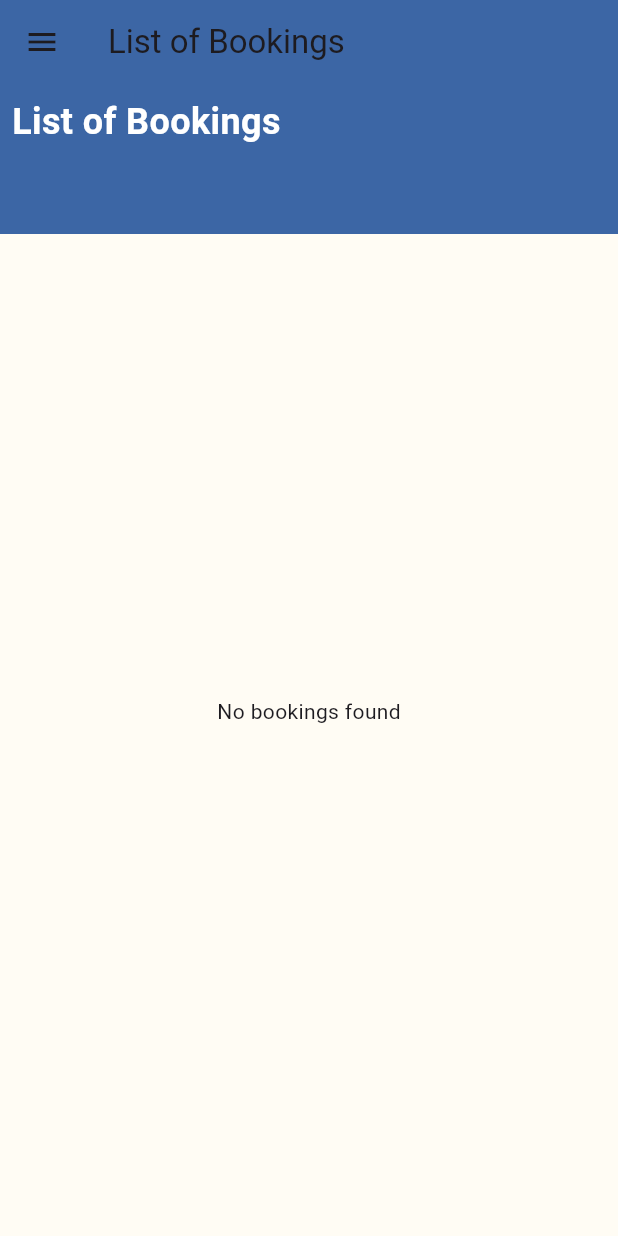
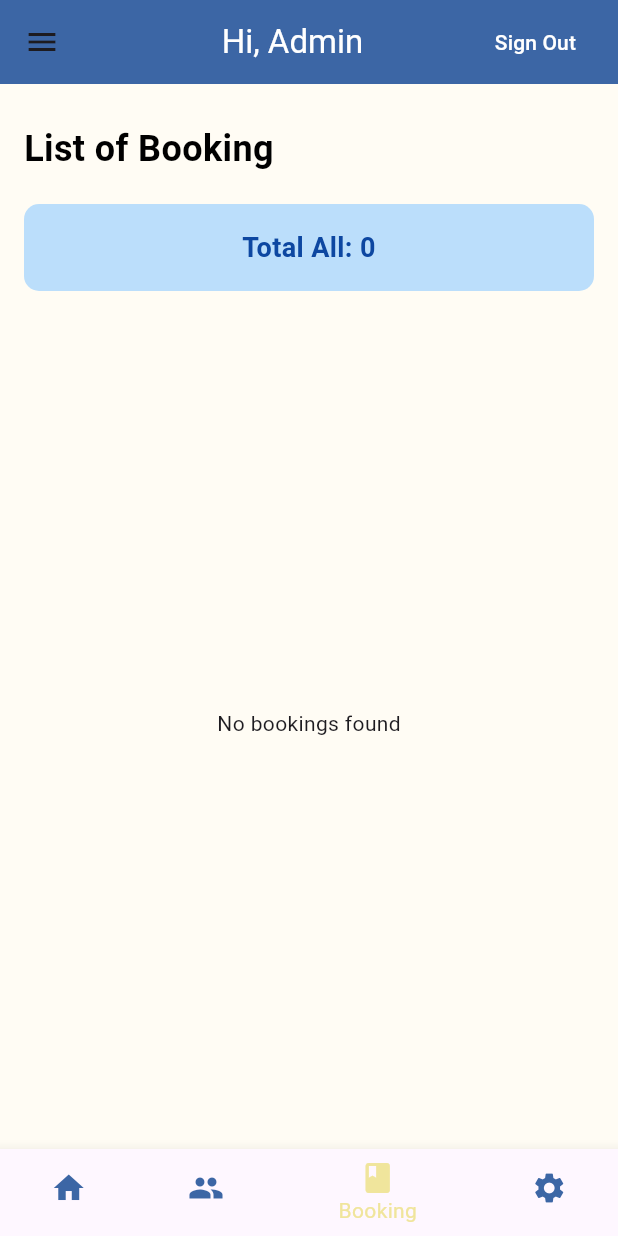
Before and after one commit to nuramirahathirahnazli/ByteBurst, a Flutter app: the ViewListBooking screen opened directly, on a phone screen of 412 x 824 dp. Run offline on Flutter 3.47's test engine with Material 3 defaults, Android fonts, the phone set to English and light mode, and no system bars; our stand-ins replace cloud_firestore, firebase_auth, firebase_core, table_calendar; accounts and stored records are empty.

Commit message:
Update UI for View List Booking Page at Admin Side

```diff
--- a/utmfit/lib/main.dart
+++ b/utmfit/lib/main.dart
@@ -30,7 +30,6 @@ class MyApp extends StatelessWidget {
     return const MaterialApp(
       debugShowCheckedModeBanner: false,
       home: DashboardAdmin()
-      //home: DashboardAdmin(),
     );
   }
 }
--- a/utmfit/lib/screens/admin/Booking/view_list_booking.dart
+++ b/utmfit/lib/screens/admin/Booking/view_list_booking.dart
@@ -1,8 +1,8 @@
 import 'package:flutter/material.dart';
 import 'package:cloud_firestore/cloud_firestore.dart';
+import 'package:intl/intl.dart';
 import 'package:utmfit/src/common_widgets/sidebar.dart';
 import 'package:utmfit/src/constants/colors.dart';
-
 
 class ViewListBooking extends StatefulWidget {
   const ViewListBooking({Key? key}) : super(key: key);
@@ -13,12 +13,14 @@ class ViewListBooking extends StatefulWidget {
 
 class _ViewListBookingState extends State<ViewListBooking> {
   late Future<List<Map<String, dynamic>>> _bookings;
-  int _selectedIndex = 0;
+  late Future<int> _totalBookings;
+  int _selectedIndex = 2;
 
   @override
   void initState() {
     super.initState();
     _bookings = fetchBookings();
+    _totalBookings = fetchTotalBookings();
   }
 
   Future<List<Map<String, dynamic>>> fetchBookings() async {
@@ -34,10 +36,29 @@ class _ViewListBookingState extends State<ViewListBooking> {
     return bookingsList;
   }
 
+  Future<int> fetchTotalBookings() async {
+    try {
+      QuerySnapshot snapshot = await FirebaseFirestore.instance.collection('bookingform').get();
+      return snapshot.docs.length;
+    } catch (e) {
+      print("Error fetching total bookings: $e");
+      return 0;
+    }
+  }
+
   void _onItemTapped(int index) {
     setState(() {
       _selectedIndex = index;
     });
+  }
+
+  String formatDate(String date) {
+    try {
+      DateTime parsedDate = DateTime.parse(date);
+      return DateFormat('dd/MM/yyyy').format(parsedDate);
+    } catch (e) {
+      return 'N/A';
+    }
   }
 
   @override
@@ -46,36 +67,72 @@ class _ViewListBookingState extends State<ViewListBooking> {
       backgroundColor: clrAdminBase,
       appBar: AppBar(
         backgroundColor: clrAdminPrimary,
-        title: Text('List of Bookings'),
+        elevation: 0,
+        title: Row(
+          children: [
+            Spacer(),
+            Text('Hi, Admin', style: TextStyle(color: Colors.white)),
+            Spacer(),
+            TextButton(
+              onPressed: () {
+                // Add sign out functionality here
+              },
+              child: Text(
+                'Sign Out',
+                style: TextStyle(color: Colors.white),
+              ),
+            ),
+          ],
+        ),
       ),
       drawer: sidebar(
         selectedIndex: _selectedIndex,
         onItemTapped: _onItemTapped,
       ),
-      body: Stack(
-        children: <Widget>[
-          Positioned(
-            child: Container(
-              height: 100.0,
-              decoration: BoxDecoration(
-                color: clrAdminPrimary,
-              ),
-            ),
-          ),
-          Padding(
-            padding: const EdgeInsets.all(8.0),
+      body: Padding(
+        padding: const EdgeInsets.all(16.0),
         child: Column(
           crossAxisAlignment: CrossAxisAlignment.start,
           children: [
+            SizedBox(height: 10),
             Text(
-                  'List of Bookings',
+              'List of Booking',
               style: TextStyle(
                 fontSize: 24,
                 fontWeight: FontWeight.bold,
-                    color: Colors.white,
+                color: Colors.black,
               ),
             ),
-                const SizedBox(height: 35),
+            SizedBox(height: 20),
+            FutureBuilder<int>(
+              future: _totalBookings,
+              builder: (context, snapshot) {
+                if (snapshot.connectionState == ConnectionState.waiting) {
+                  return Center(child: CircularProgressIndicator());
+                } else if (snapshot.hasError) {
+                  return Center(child: Text('Error fetching total bookings'));
+                } else {
+                  return Container(
+                    width: double.infinity,
+                    padding: EdgeInsets.all(16.0),
+                    decoration: BoxDecoration(
+                      color: Colors.blue[100],
+                      borderRadius: BorderRadius.circular(10),
+                    ),
+                    child: Text(
+                      'Total All: ${snapshot.data}',
+                      style: TextStyle(
+                        fontSize: 18,
+                        fontWeight: FontWeight.bold,
+                        color: Colors.blue[900],
+                      ),
+                      textAlign: TextAlign.center,
+                    ),
+                  );
+                }
+              },
+            ),
+            SizedBox(height: 20),
             Expanded(
               child: FutureBuilder<List<Map<String, dynamic>>>(
                 future: _bookings,
@@ -88,25 +145,30 @@ class _ViewListBookingState extends State<ViewListBooking> {
                     return Center(child: Text('No bookings found'));
                   } else {
                     return SingleChildScrollView(
-                          scrollDirection: Axis.horizontal,
                       child: DataTable(
                         columns: const [
-                              DataColumn(label: Text('Booking ID')),
-                              DataColumn(label: Text('User Email')),
-                              DataColumn(label: Text('Facility')),
+                          DataColumn(label: Text('No.')),
+                          DataColumn(label: Text('Email User')),
                           DataColumn(label: Text('Date')),
+                          DataColumn(label: Text('Type')),
+                          DataColumn(label: Text('Status')),
                           DataColumn(label: Text('Action')),
                         ],
-                            rows: snapshot.data!.map((bookingform) {
+                        rows: snapshot.data!.asMap().entries.map((entry) {
+                          int index = entry.key;
+                          Map<String, dynamic> booking = entry.value;
                           return DataRow(cells: [
-                                DataCell(Text(bookingform['bookingId'] ?? 'N/A')),
-                                DataCell(Text(bookingform['userId'] ?? 'N/A')),
-                                DataCell(Text(bookingform['game'] ?? 'N/A')),
-                                DataCell(Text(bookingform['date'] ?? 'N/A')),
+                            DataCell(Text((index + 1).toString())),
+                            DataCell(Text(booking['userId'] ?? 'N/A')),
+                            DataCell(Text(formatDate(booking['date'] ?? 'N/A'))),
+                            DataCell(Text(booking['game'] ?? 'N/A')),
+                            DataCell(Text(booking['status'] ?? 'N/A')),
                             DataCell(
                               IconButton(
                                 icon: Icon(Icons.visibility),
-                                    onPressed: () {  },
+                                onPressed: () {
+                                  // Add action for view button
+                                },
                               ),
                             ),
                           ]);
@@ -120,8 +182,65 @@ class _ViewListBookingState extends State<ViewListBooking> {
           ],
         ),
       ),
+      bottomNavigationBar: BottomNavigationBar(
+        items: <BottomNavigationBarItem>[
+          BottomNavigationBarItem(
+            icon: Icon(
+              Icons.home,
+              color: _selectedIndex == 0 ? clrAdmin4 : clrAdminPrimary,
+            ),
+            label: 'Home',
+          ),
+          BottomNavigationBarItem(
+            icon: Icon(
+              Icons.people,
+              color: _selectedIndex == 1 ? clrAdmin4 : clrAdminPrimary,
+            ),
+            label: 'User',
+          ),
+          BottomNavigationBarItem(
+            icon: Icon(
+              Icons.book,
+              color: _selectedIndex == 2 ? clrAdmin4 : clrAdminPrimary,
+            ),
+            label: 'Booking',
+          ),
+          BottomNavigationBarItem(
+            icon: Icon(
+              Icons.settings,
+              color: _selectedIndex == 3 ? clrAdmin4 : clrAdminPrimary,
+            ),
+            label: 'Facilities',
+          ),
         ],
+        currentIndex: _selectedIndex,
+        selectedItemColor: clrAdmin4,
+        unselectedItemColor: clrAdminPrimary,
+        onTap: _onItemTapped,
       ),
     );
   }
 }
+
+class CurvePainter extends CustomPainter {
+  @override
+  void paint(Canvas canvas, Size size) {
+    var paint = Paint();
+    paint.color = clrAdminPrimary;
+    paint.style = PaintingStyle.fill;
+
+    var path = Path();
+    path.moveTo(0, size.height * 0.5);
+    path.quadraticBezierTo(size.width / 2, size.height, size.width, size.height * 0.5);
+    path.lineTo(size.width, 0);
+    path.lineTo(0, 0);
+    path.close();
+
+    canvas.drawPath(path, paint);
+  }
+
+  @override
+  bool shouldRepaint(CustomPainter oldDelegate) {
+    return false;
+  }
+}
--- a/utmfit/lib/screens/admin/dashboard_admin.dart
+++ b/utmfit/lib/screens/admin/dashboard_admin.dart
@@ -3,7 +3,7 @@ import 'package:cloud_firestore/cloud_firestore.dart';
 import 'package:utmfit/src/common_widgets/sidebar.dart';
 import 'package:utmfit/src/constants/colors.dart';
 import 'package:utmfit/screens/user/Auth/signin_user.dart';
-import 'package:utmfit/screens/admin/announcements_page.dart';
+import 'package:utmfit/screens/admin/Announcement/announcements_page.dart';
 
 
 
--- a/utmfit/lib/screens/user/dashboard_user.dart
+++ b/utmfit/lib/screens/user/dashboard_user.dart
@@ -3,7 +3,7 @@ import 'package:utmfit/screens/user/Auth/signin_user.dart';
 import 'package:utmfit/src/common_widgets/bottom_navigation_bar.dart';
 import 'package:utmfit/src/constants/colors.dart';
 import 'package:cloud_firestore/cloud_firestore.dart';
-import 'package:utmfit/screens/user/announcement_detail.dart';
+import 'package:utmfit/screens/user/Announcement/announcement_detail.dart';
 import 'package:utmfit/screens/user/facilitiesDetails/courtDetails.dart';
 
 
--- a/utmfit/lib/src/common_widgets/sidebar.dart
+++ b/utmfit/lib/src/common_widgets/sidebar.dart
@@ -4,7 +4,7 @@ import 'package:utmfit/screens/admin/Booking/view_list_booking.dart';
 import 'package:utmfit/screens/admin/dashboard_admin.dart';
 import 'package:utmfit/screens/user/Auth/signin_user.dart';
 import 'package:utmfit/src/constants/colors.dart';
-import 'package:utmfit/screens/admin/announcements_page.dart';
+import 'package:utmfit/screens/admin/Announcement/announcements_page.dart';
 
 
 class sidebar extends StatelessWidget {
```
Also changed, not shown: utmfit/lib/screens/admin/Announcement/announcement_form_page.dart (renamed from utmfit/lib/screens/admin/announcement_form_page.dart), utmfit/lib/screens/admin/Announcement/announcements_page.dart (renamed from utmfit/lib/screens/admin/announcements_page.dart), utmfit/lib/screens/user/Announcement/announcement_detail.dart (renamed from utmfit/lib/screens/user/announcement_detail.dart). Lines whose indentation alone changed are shown as unchanged.
